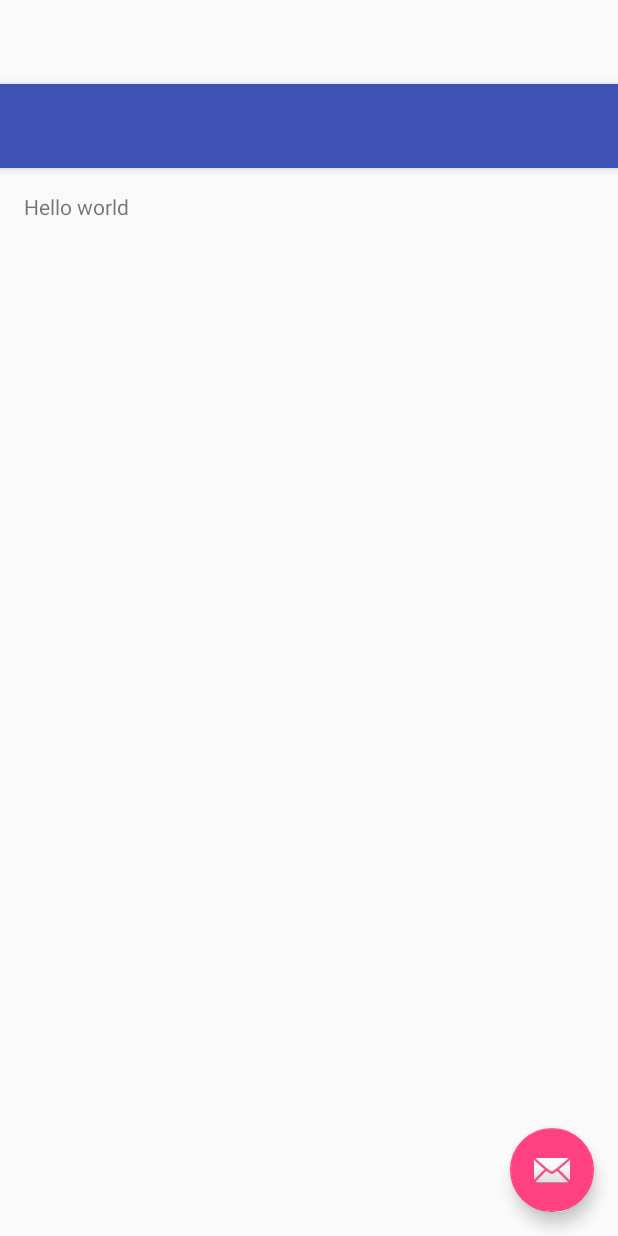
After one commit to jain2015/demo, an Android app: the layout activity_detail.xml on its own in the app's theme, with its tools: preview values and no code run, on a phone screen of 412 x 824 dp. The commit adds this screen. Run offline under Robolectric (Android 15) with nearby library versions, the phone set to English and light mode, and no system bars.

Commit message:
Sunshine changes

```diff
--- /dev/null
+++ b/TestApplication/app/src/main/java/com/example/priyanka/testapplication/DetailActivityFragment.java
@@ -0,0 +1,22 @@
+package com.example.priyanka.testapplication;
+
+import android.support.v4.app.Fragment;
+import android.os.Bundle;
+import android.view.LayoutInflater;
+import android.view.View;
+import android.view.ViewGroup;
+
+/**
+ * A placeholder fragment containing a simple view.
+ */
+public class DetailActivityFragment extends Fragment {
+
+    public DetailActivityFragment() {
+    }
+
+    @Override
+    public View onCreateView(LayoutInflater inflater, ViewGroup container,
+                             Bundle savedInstanceState) {
+        return inflater.inflate(R.layout.fragment_detail, container, false);
+    }
+}
--- /dev/null
+++ b/TestApplication/app/src/main/res/layout/activity_detail.xml
@@ -0,0 +1,34 @@
+<?xml version="1.0" encoding="utf-8"?>
+<android.support.design.widget.CoordinatorLayout xmlns:android="http://schemas.android.com/apk/res/android"
+    xmlns:app="http://schemas.android.com/apk/res-auto"
+    xmlns:tools="http://schemas.android.com/tools"
+    android:layout_width="match_parent"
+    android:layout_height="match_parent"
+    android:fitsSystemWindows="true"
+    tools:context="com.example.priyanka.testapplication.DetailActivity">
+
+    <android.support.design.widget.AppBarLayout
+        android:layout_width="match_parent"
+        android:layout_height="wrap_content"
+        android:theme="@style/AppTheme.AppBarOverlay">
+
+        <android.support.v7.widget.Toolbar
+            android:id="@+id/toolbar"
+            android:layout_width="match_parent"
+            android:layout_height="?attr/actionBarSize"
+            android:background="?attr/colorPrimary"
+            app:popupTheme="@style/AppTheme.PopupOverlay" />
+
+    </android.support.design.widget.AppBarLayout>
+
+    <include layout="@layout/content_detail" />
+
+    <android.support.design.widget.FloatingActionButton
+        android:id="@+id/fab"
+        android:layout_width="wrap_content"
+        android:layout_height="wrap_content"
+        android:layout_gravity="bottom|end"
+        android:layout_margin="@dimen/fab_margin"
+        android:src="@android:drawable/ic_dialog_email" />
+
+</android.support.design.widget.CoordinatorLayout>
--- /dev/null
+++ b/TestApplication/app/src/main/res/layout/fragment_detail.xml
@@ -0,0 +1,21 @@
+<RelativeLayout xmlns:android="http://schemas.android.com/apk/res/android"
+    xmlns:tools="http://schemas.android.com/tools"
+    android:layout_width="match_parent"
+    android:layout_height="match_parent"
+    android:paddingBottom="@dimen/activity_vertical_margin"
+    android:paddingLeft="@dimen/activity_horizontal_margin"
+    android:paddingRight="@dimen/activity_horizontal_margin"
+    android:paddingTop="@dimen/activity_vertical_margin"
+    tools:context="com.example.priyanka.testapplication.DetailActivityFragment"
+    tools:showIn="@layout/activity_detail">
+
+
+    <TextView
+        android:layout_width="wrap_content"
+        android:layout_height="wrap_content"
+        android:text="Hello world"
+        android:id="@+id/textView"
+        android:layout_alignParentTop="true"
+        android:layout_alignParentLeft="true"
+        android:layout_alignParentStart="true" />
+</RelativeLayout>
--- a/TestApplication/app/src/main/res/values-v21/styles.xml
+++ b/TestApplication/app/src/main/res/values-v21/styles.xml
@@ -1,4 +1,5 @@
 <resources>>
+
     <style name="AppTheme.NoActionBar">
         <item name="windowActionBar">false</item>
         <item name="windowNoTitle">true</item>
--- a/TestApplication/app/src/main/res/values/strings.xml
+++ b/TestApplication/app/src/main/res/values/strings.xml
@@ -2,4 +2,5 @@
     <string name="app_name">Sunshine</string>
     <string name="action_settings">Setting</string>
     <string name="action_refresh">Refresh</string>
+    <string name="title_activity_detail">DetailActivity</string>
 </resources>
--- a/TestApplication/app/src/main/res/values/styles.xml
+++ b/TestApplication/app/src/main/res/values/styles.xml
@@ -7,11 +7,14 @@
         <item name="colorPrimaryDark">@color/colorPrimaryDark</item>
         <item name="colorAccent">@color/colorAccent</item>
     </style>
+
     <style name="AppTheme.NoActionBar">
         <item name="windowActionBar">false</item>
         <item name="windowNoTitle">true</item>
     </style>
+
     <style name="AppTheme.AppBarOverlay" parent="ThemeOverlay.AppCompat.Dark.ActionBar" />
+
     <style name="AppTheme.PopupOverlay" parent="ThemeOverlay.AppCompat.Light" />
 
 </resources>
```
Also changed, not shown: TestApplication/app/src/main/AndroidManifest.xml (+13 -4 lines), TestApplication/app/src/main/java/com/example/priyanka/testapplication/DetailActivity.java (added, +30 -0 lines), TestApplication/app/src/main/java/com/example/priyanka/testapplication/MainActivityFragment.java (+146 -26 lines), TestApplication/app/src/main/res/layout/content_detail.xml (added, +9 -0 lines), TestApplication/app/src/main/res/menu/menu_detail.xml (added, +10 -0 lines). Lines whose indentation alone changed are shown as unchanged.
